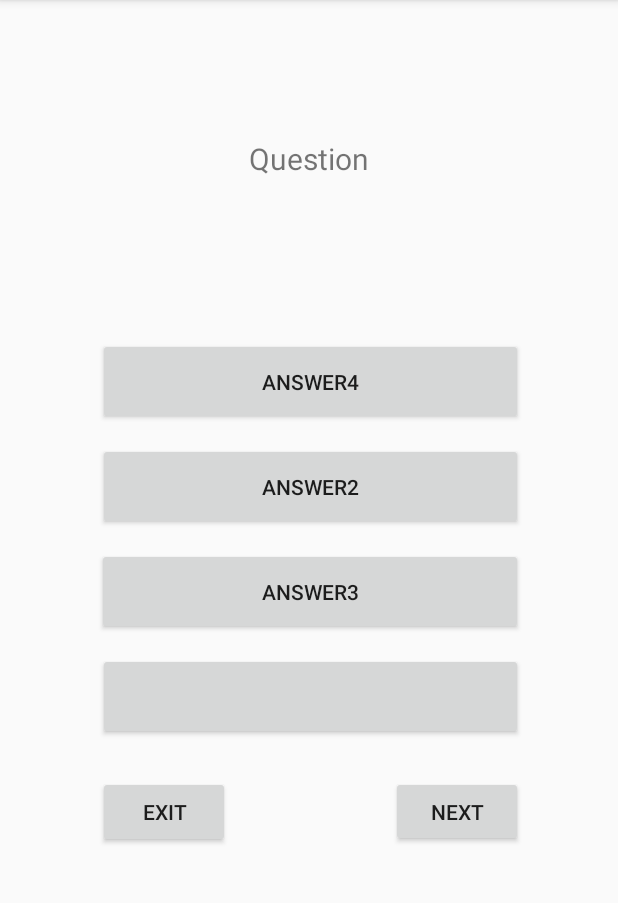
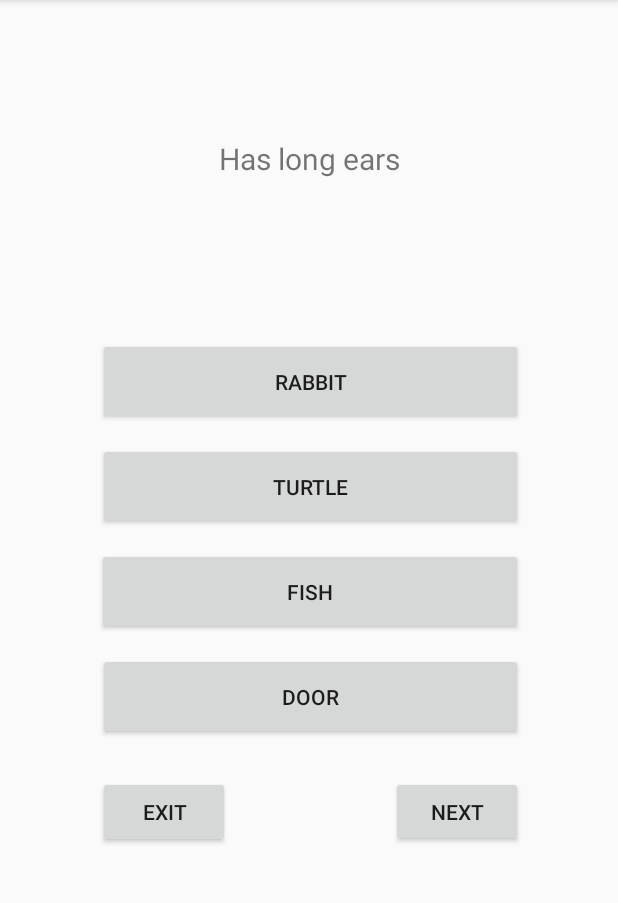
Before and after one commit to Ktronn/QuizApp, an Android app: the screen it shows after launch (MainActivity), on a phone screen of 412 x 824 dp, the part 84-987 px from its top. Run offline under Robolectric (Android 15) with nearby library versions, the phone set to English and light mode, and no system bars.

```diff
--- a/app/src/main/java/com/example/vitic/quizapp/GameMatch.java
+++ b/app/src/main/java/com/example/vitic/quizapp/GameMatch.java
@@ -4,8 +4,6 @@ import android.app.Activity;
 import android.view.View;
 import android.widget.Button;
 import android.widget.TextView;
-
-import org.w3c.dom.Text;
 
 import java.util.Vector;
 import java.util.List;
@@ -36,7 +34,7 @@ import java.util.List;
 
             final Button b1 = (Button) findViewById(R.id.button1); //A
             final Button b2 = (Button) findViewById(R.id.button2); //B
-            final Button b3 = (Button) findViewById(R.id.button3); //C
+            final Button b3 = (Button) findViewById(R.id.button2); //C
             final Button b4 = (Button) findViewById(R.id.button4); //D
             final Button b5 = (Button) findViewById(R.id.nextB); //next button
             final TextView qtn = findViewById(R.id.textView); //QuestionText
--- a/app/src/main/java/com/example/vitic/quizapp/MainActivity.java
+++ b/app/src/main/java/com/example/vitic/quizapp/MainActivity.java
@@ -1,10 +1,13 @@
 package com.example.vitic.quizapp;
 
+import android.content.Context;
 import android.support.v7.app.AppCompatActivity;
 import android.os.Bundle;
 import android.widget.Button;
+import android.widget.TextView;
+import android.widget.Toast;
 
-import java.io.IOException;
+import java.lang.reflect.Array;
 
 
 public class MainActivity extends AppCompatActivity {
@@ -13,20 +16,127 @@ public class MainActivity extends AppCompatActivity {
     protected void onCreate(Bundle savedInstanceState) {
         super.onCreate(savedInstanceState);
         setContentView(R.layout.activity_main);
-
-
-        final Button b1 = (Button) findViewById(R.id.button1); //A
-
-        b1.setText("");
+        String tag = "";
 
 
 
-       /* GameMatch game = new GameMatch();
-       // game.populateMatch(TriviaDBURLcreator.createURL("General Knowledge", 10, "Easy"));
-        game.GameLoop();
-*/
+        String[][] arr1 = new String[2][5];
+
+        arr1[0][0] = "Has long ears";
+        arr1[0][1] = "Door";
+        arr1[0][2] = "Fish";
+        arr1[0][3] = "Turtle";
+        arr1[0][4] = "Rabbit";
+
+        arr1[1][1] = "false";
+        arr1[1][2] = "false";
+        arr1[1][3] = "false";
+        arr1[1][4] = "true";
+
+
+        TextView question = findViewById(R.id.textView);
+        question.setText(arr1[0][0]);
+
+
+        Button b1 = findViewById(R.id.button1);
+        b1.setTag(arr1[1][1]);
+        b1.setText(arr1[0][1]);
+
+
+        Button b2 = findViewById(R.id.button2);
+        b2.setTag(arr1[1][2]);
+        b2.setText(arr1[0][2]);
+
+        Button b3 = findViewById(R.id.button3);
+        b3.setTag(arr1[1][3]);
+        b3.setText(arr1[0][3]);
+
+        Button b4 = findViewById(R.id.button4);
+        b4.setTag(arr1[1][4]);
+        b4.setText(arr1[0][4]);
+
+
+        b1.setOnClickListener((view) -> {
+
+            if (b1.getTag() == "true") {
+                Context context = getApplicationContext();
+                CharSequence text = "Correct!";
+                int duration = Toast.LENGTH_SHORT;
+
+                Toast toast = Toast.makeText(context, text, duration);
+                toast.show();
+            } else {
+                Context context = getApplicationContext();
+                CharSequence text = "Wrong!";
+                int duration = Toast.LENGTH_SHORT;
+
+                Toast toast = Toast.makeText(context, text, duration);
+                toast.show();
+            }
+
+        });
+
+
+        b2.setOnClickListener((view) -> {
+
+            if (b2.getTag() == "true") {
+                Context context = getApplicationContext();
+                CharSequence text = "Correct!";
+                int duration = Toast.LENGTH_SHORT;
+
+                Toast toast = Toast.makeText(context, text, duration);
+                toast.show();
+            } else {
+                Context context = getApplicationContext();
+                CharSequence text = "Wrong!";
+                int duration = Toast.LENGTH_SHORT;
+
+                Toast toast = Toast.makeText(context, text, duration);
+                toast.show();
+            }
+
+        });
+
+
+        b3.setOnClickListener((view) -> {
+
+            if (b3.getTag() == "true") {
+                Context context = getApplicationContext();
+                CharSequence text = "Correct!";
+                int duration = Toast.LENGTH_SHORT;
+
+                Toast toast = Toast.makeText(context, text, duration);
+                toast.show();
+            } else {
+                Context context = getApplicationContext();
+                CharSequence text = "Wrong!";
+                int duration = Toast.LENGTH_SHORT;
+
+                Toast toast = Toast.makeText(context, text, duration);
+                toast.show();
+            }
+
+        });
+
+        b4.setOnClickListener((view) -> {
+
+            if (b4.getTag() == "true") {
+                Context context = getApplicationContext();
+                CharSequence text = "Correct!";
+                int duration = Toast.LENGTH_SHORT;
+
+                Toast toast = Toast.makeText(context, text, duration);
+                toast.show();
+            } else {
+                Context context = getApplicationContext();
+                CharSequence text = "Wrong!";
+                int duration = Toast.LENGTH_SHORT;
+
+                Toast toast = Toast.makeText(context, text, duration);
+                toast.show();
+            }
+
+        });
 
     }
-
-
 }
--- a/app/src/main/res/layout/activity_main.xml
+++ b/app/src/main/res/layout/activity_main.xml
@@ -12,33 +12,33 @@
         android:layout_height="58dp"
         android:layout_marginTop="12dp"
         android:text="@string/answer_1"
-        app:layout_constraintEnd_toEndOf="@+id/button3"
+        app:layout_constraintEnd_toEndOf="@+id/button2"
         app:layout_constraintHorizontal_bias="1.0"
-        app:layout_constraintStart_toStartOf="@+id/button3"
-        app:layout_constraintTop_toBottomOf="@+id/button3" />
+        app:layout_constraintStart_toStartOf="@+id/button2"
+        app:layout_constraintTop_toBottomOf="@+id/button2" />
 
 
     <Button
-        android:id="@+id/button2"
+        android:id="@+id/button3"
         android:layout_width="283dp"
         android:layout_height="58dp"
         android:layout_marginTop="12dp"
-        android:text="@string/answer_2"
+        android:text="@string/answer_3"
         app:layout_constraintEnd_toEndOf="@+id/button4"
         app:layout_constraintHorizontal_bias="0.0"
         app:layout_constraintStart_toStartOf="@+id/button4"
         app:layout_constraintTop_toBottomOf="@+id/button4" />
 
     <Button
-        android:id="@+id/button3"
+        android:id="@+id/button2"
         android:layout_width="284dp"
         android:layout_height="58dp"
         android:layout_marginTop="12dp"
-        android:text="@string/answer_3"
-        app:layout_constraintEnd_toEndOf="@+id/button2"
+        android:text="@string/answer_2"
+        app:layout_constraintEnd_toEndOf="@+id/button3"
         app:layout_constraintHorizontal_bias="1.0"
-        app:layout_constraintStart_toStartOf="@+id/button2"
-        app:layout_constraintTop_toBottomOf="@+id/button2" />
+        app:layout_constraintStart_toStartOf="@+id/button3"
+        app:layout_constraintTop_toBottomOf="@+id/button3" />
 
     <Button
         android:id="@+id/button4"
```
